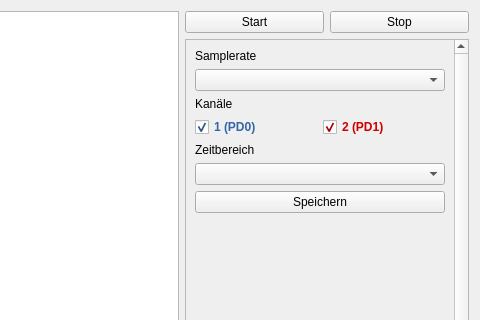
Before: the Qt Designer form lenlab/gui/oscilloscopeform.ui in kalanzun/red_lenlab, drawn with Qt 5; both pictures show x 320 to 800 and y 0 to 320 of the 800 by 600 pixel window.
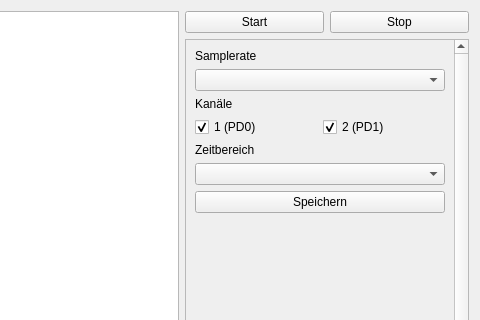
After: the same form once the commit is applied. Custom widgets are drawn as their Qt base class.

Commit message: copy colors from curves to labels

```diff
--- a/lenlab/gui/oscilloscopeform.ui
+++ b/lenlab/gui/oscilloscopeform.ui
@@ -69,24 +69,6 @@
           <height>543</height>
          </rect>
         </property>
-        <property name="styleSheet">
-         <string notr="true">#ch4CheckBox {
-	color: #edd400;
-	font-weight: bold;
-}
-#ch3CheckBox {
-	color: #73d216;
-	font-weight: bold;
-}
-#ch1CheckBox {
-	color: #3465a4;
-	font-weight: bold;
-}
-#ch2CheckBox {
-	color: #cc0000;
-	font-weight: bold;
-}</string>
-        </property>
         <layout class="QVBoxLayout" name="verticalLayout_2">
          <item>
           <widget class="QLabel" name="label_2">
```
The commit also changes 6 other files.
